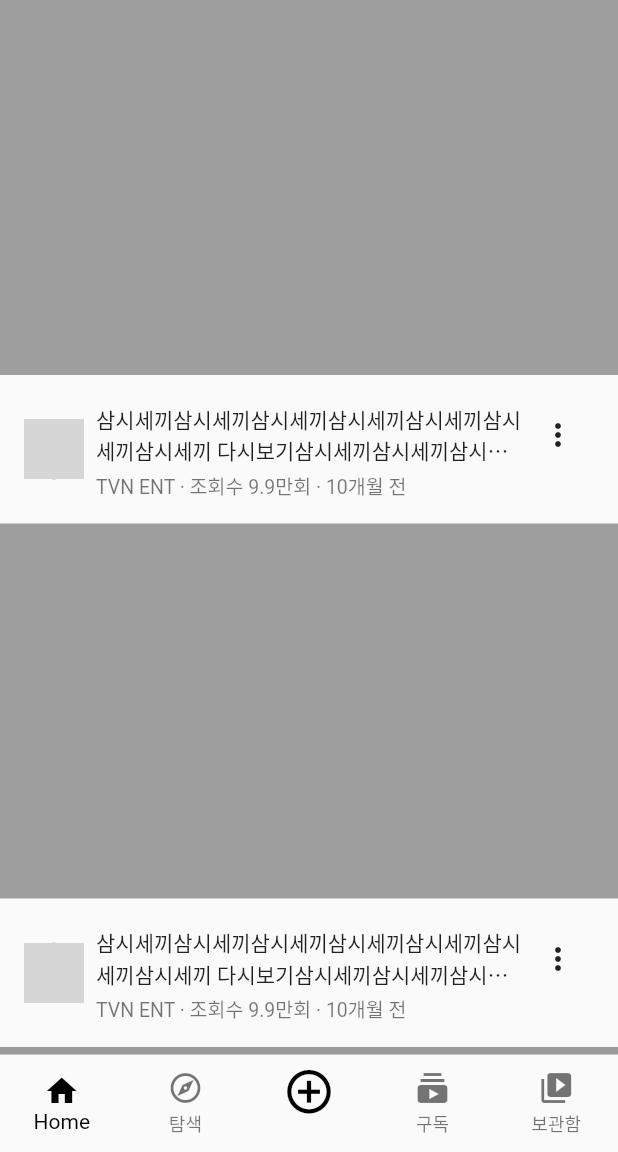
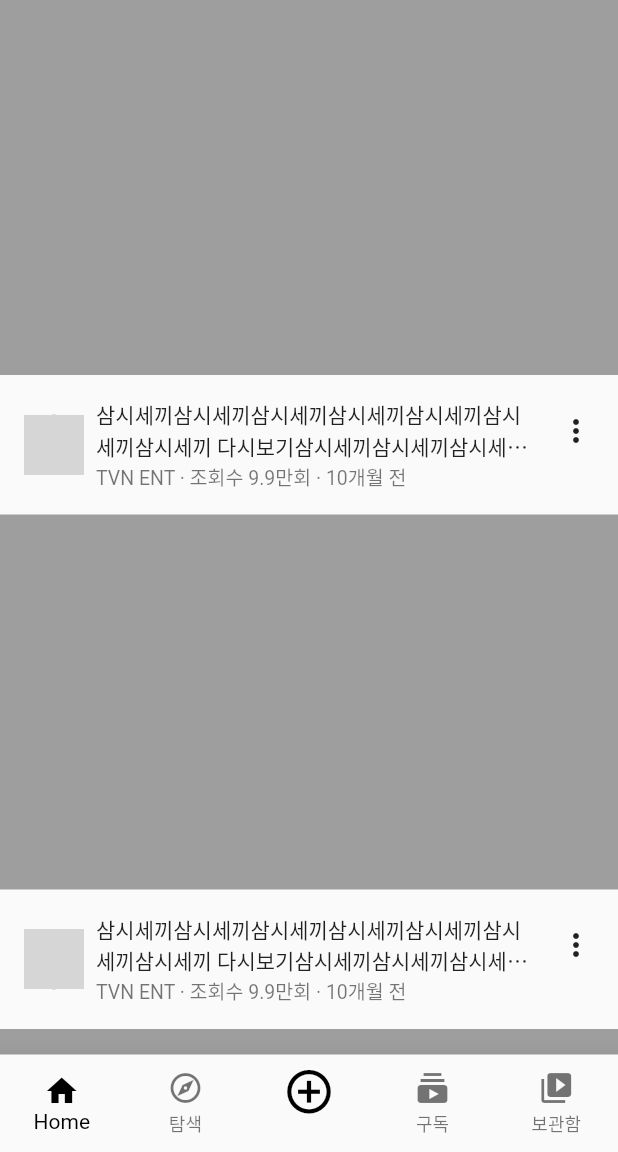
Before and after one commit to os5633/youtube-getx-clone, a Flutter app: the screen it shows after launch, on a phone screen of 412 x 824 dp, the part 84-1236 px from its top. Run offline on Flutter 3.47's test engine with Material 2 defaults, Android fonts, the phone set to English and light mode, and no system bars; our stand-ins replace get; missing offline and left inert: shared_preferences_web; network calls fail; grey boxes are pictures that could not be loaded.

Commit message:
Update list_video.dart

```diff
--- a/lib/src/widget/list_video.dart
+++ b/lib/src/widget/list_video.dart
@@ -44,10 +44,18 @@ class Video extends StatelessWidget {
                           overflow: TextOverflow.ellipsis,
                         ),
                       ),
-                      IconButton(
-                        onPressed: () {},
-                        icon: const Icon(
-                          Icons.more_vert,
+                      const SizedBox(
+                        width: 16,
+                      ),
+                      SizedBox(
+                        width: 24,
+                        height: 24,
+                        child: IconButton(
+                          padding: EdgeInsets.zero,
+                          onPressed: () {},
+                          icon: const Icon(
+                            Icons.more_vert,
+                          ),
                         ),
                       )
                     ],
```
